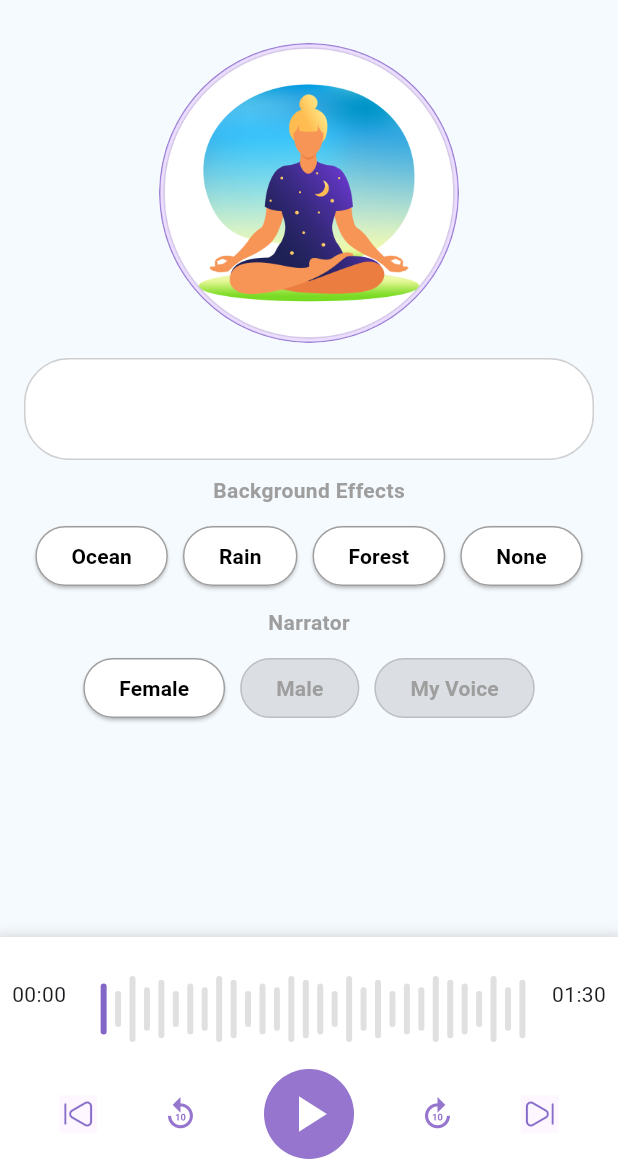
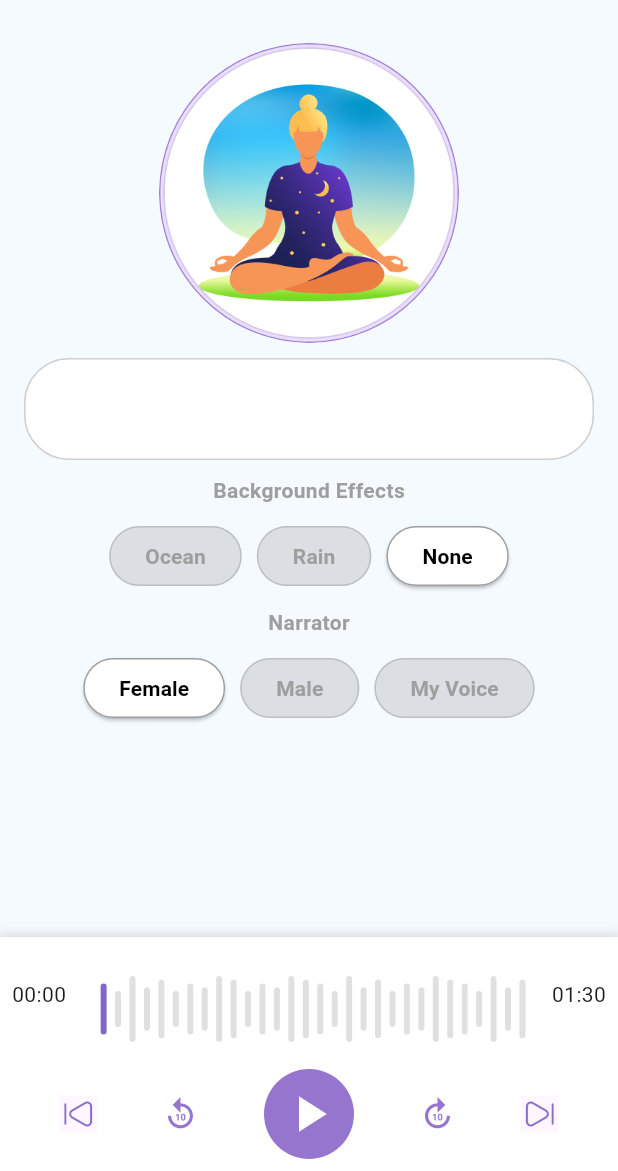
Before and after one commit to EilafMohammad/Worthy-you, a Flutter app: the AudioPlayerAppearanceScreen screen opened by its route, on a phone screen of 412 x 824 dp, the part 65-1236 px from its top. Run offline on Flutter 3.47's test engine with Material 3 defaults, Android fonts, the phone set to English and light mode, and no system bars; our stand-ins replace audioplayers, cloud_firestore, firebase_auth, firebase_core, flutter_tts, get and 6 more; missing offline and left inert: audio_session, chat_gpt_sdk, flutter_sound, flutter_sound_platform_interface; accounts and stored records are empty.

Commit message:
UI fixes

```diff
--- a/lib/screens/audioPlay_appearence_screen.dart
+++ b/lib/screens/audioPlay_appearence_screen.dart
@@ -60,8 +60,7 @@ class _AudioPlayerAppearanceScreenState
 
   @override
   Widget build(BuildContext context) {
-    return SafeArea(
-      child: Scaffold(
+    return Scaffold(
       appBar: AppBar(
         leading: IconButton(
             padding: const EdgeInsets.all(0.0),
@@ -141,10 +140,10 @@ class _AudioPlayerAppearanceScreenState
                     Wrap(
                       spacing: 10.0,
                       children: [
-                          _buildEffectButton("Ocean"),
-                          _buildEffectButton("Rain"),
-                          _buildEffectButton("Forest"),
-                          _buildEffectButton("None"),
+                        _buildEffectButton("Ocean", true),
+                        _buildEffectButton("Rain", true),
+                        // _buildEffectButton("Forest"),
+                        _buildEffectButton("None",false),
                       ],
                     ),
 
@@ -191,25 +190,28 @@ class _AudioPlayerAppearanceScreenState
               child: AudioPlayerWidget(audioUrl: responseUrl)),
         ],
       ),
-      ),
     );
   }
 
   // Button builder for background effects
-  Widget _buildEffectButton(String label) {
+  Widget _buildEffectButton(String label, bool disabled) {
     return ElevatedButton(
-      onPressed: () {
+      onPressed: disabled
+          ? null
+          : () {
         // Handle background effect change
       },
       style: ElevatedButton.styleFrom(
         backgroundColor: const Color(0xffFFFFFF),
-        side: const BorderSide(color: Colors.grey),
+        side: disabled
+            ? BorderSide(color: Colors.grey.withOpacity(0.5))
+            : const BorderSide(color: Colors.grey),
         shape: RoundedRectangleBorder(borderRadius: BorderRadius.circular(30)),
       ),
       child: Text(
         label,
         style:
-            const TextStyle(color: Colors.black, fontWeight: FontWeight.bold),
+            TextStyle(color: disabled ? Colors.grey : Colors.black, fontWeight: FontWeight.bold),
       ),
     );
   }
--- a/lib/screens/chatbot/chat_bot.dart
+++ b/lib/screens/chatbot/chat_bot.dart
@@ -167,8 +167,7 @@ class _ChatBotScreenState extends State<ChatBotScreen> {
 
   @override
   Widget build(BuildContext context) {
-    return SafeArea(
-      child: Scaffold(
+    return Scaffold(
       backgroundColor: MyColors.backgroundColor,
       appBar: AppBar(
         title: const Text(
@@ -205,7 +204,6 @@ class _ChatBotScreenState extends State<ChatBotScreen> {
             },
           ),
         ],
-        ),
       ),
     );
   }
--- a/lib/screens/chatbot/chat_bot_intro_screen.dart
+++ b/lib/screens/chatbot/chat_bot_intro_screen.dart
@@ -44,8 +44,7 @@ class _ChatBotIntroScreenState extends State<ChatBotIntroScreen> {
 
   @override
   Widget build(BuildContext context) {
-    return SafeArea(
-      child: Scaffold(
+    return Scaffold(
       backgroundColor: MyColors.backgroundColor,
       body: Column(
         children: [
@@ -121,7 +120,6 @@ class _ChatBotIntroScreenState extends State<ChatBotIntroScreen> {
           )),
         ],
       ),
-      ),
     );
   }
 }
--- a/lib/screens/home/home_screen.dart
+++ b/lib/screens/home/home_screen.dart
@@ -43,8 +43,8 @@ class _HomeScreenState extends State<HomeScreen> {
 
   @override
   Widget build(BuildContext context) {
-    return SafeArea(
-      child: Scaffold(
+    return Scaffold(
+      appBar: AppBar(toolbarHeight: 0.0,backgroundColor: Colors.transparent,elevation: 0.0,),
       backgroundColor: MyColors.backgroundColor,
       body: _screens[_selectedIndex],
       bottomNavigationBar: _selectedIndex == 1
@@ -60,6 +60,7 @@ class _HomeScreenState extends State<HomeScreen> {
                 ],
               ),
               child: BottomNavigationBar(
+                backgroundColor: MyColors.backgroundColor,
                 items: const [
                   BottomNavigationBarItem(
                     icon: ImageIcon(
@@ -97,7 +98,6 @@ class _HomeScreenState extends State<HomeScreen> {
               ),
             )
           : null, // Hide bottom bar on other screens
-      ),
     );
   }
 
--- a/lib/screens/quiz/take_a_quiz.dart
+++ b/lib/screens/quiz/take_a_quiz.dart
@@ -45,8 +45,7 @@ class _QuizScreenState extends State<QuizScreen> {
 
   @override
   Widget build(BuildContext context) {
-    return SafeArea(
-      child: Scaffold(
+    return Scaffold(
       appBar: AppBar(
         leading: IconButton(
             padding: const EdgeInsets.all(0.0),
@@ -173,7 +172,6 @@ class _QuizScreenState extends State<QuizScreen> {
           ],
         ),
       ),
-      ),
     );
   }
 
```
Also changed, not shown: lib/screens/onbaording/signIn/SignInScreen.dart (+12 -4 lines), lib/screens/profile/ProfileScreen.dart (+7 -8 lines), lib/screens/quiz/specific/speech_text_screen.dart (+15 -9 lines), 2 other files. Lines whose indentation alone changed are shown as unchanged.
